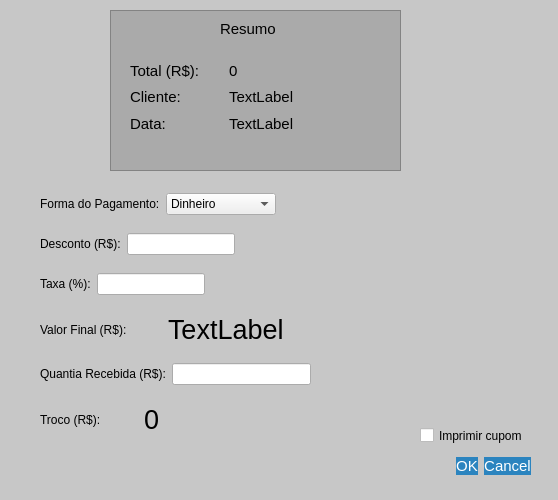
The window that pagamento.ui (GabR36/QEstoqueLoja) describes before a commit, drawn with Qt 5.
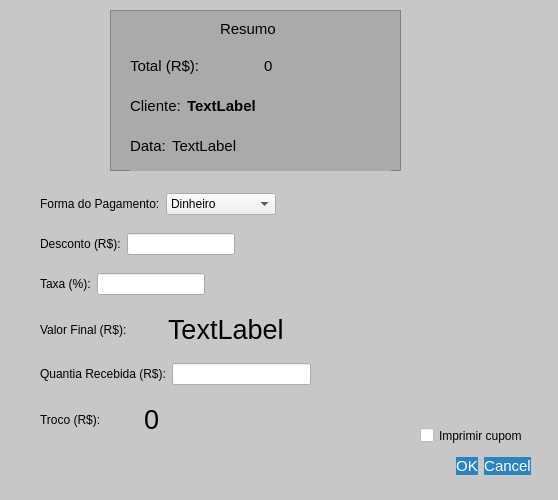
The same window after the commit.

Commit message: Arrumado problemas visuais interface que eu lembrokk

The edit to the form file:
```diff
--- a/pagamento.ui
+++ b/pagamento.ui
@@ -158,9 +158,9 @@
     <property name="geometry">
      <rect>
       <x>20</x>
-      <y>50</y>
-      <width>191</width>
-      <height>74</height>
+      <y>30</y>
+      <width>261</width>
+      <height>131</height>
      </rect>
     </property>
     <layout class="QVBoxLayout" name="verticalLayout_2">
@@ -186,6 +186,12 @@
       <layout class="QHBoxLayout" name="horizontalLayout_5">
        <item>
         <widget class="QLabel" name="label_6">
+         <property name="sizePolicy">
+          <sizepolicy hsizetype="Fixed" vsizetype="Preferred">
+           <horstretch>0</horstretch>
+           <verstretch>0</verstretch>
+          </sizepolicy>
+         </property>
          <property name="text">
           <string>Cliente:</string>
          </property>
@@ -193,6 +199,20 @@
        </item>
        <item>
         <widget class="QLabel" name="Lbl_ResumoCliente">
+         <property name="sizePolicy">
+          <sizepolicy hsizetype="Preferred" vsizetype="Fixed">
+           <horstretch>0</horstretch>
+           <verstretch>0</verstretch>
+          </sizepolicy>
+         </property>
+         <property name="font">
+          <font>
+           <family>Segoe UI</family>
+           <pointsize>-1</pointsize>
+           <italic>false</italic>
+           <bold>true</bold>
+          </font>
+         </property>
          <property name="text">
           <string>TextLabel</string>
          </property>
@@ -204,16 +224,40 @@
       <layout class="QHBoxLayout" name="horizontalLayout_6">
        <item>
         <widget class="QLabel" name="label_7">
+         <property name="sizePolicy">
+          <sizepolicy hsizetype="Fixed" vsizetype="Preferred">
+           <horstretch>0</horstretch>
+           <verstretch>0</verstretch>
+          </sizepolicy>
+         </property>
          <property name="text">
           <string>Data:</string>
          </property>
+         <property name="alignment">
+          <set>Qt::AlignLeading|Qt::AlignLeft|Qt::AlignVCenter</set>
+         </property>
         </widget>
        </item>
        <item>
         <widget class="QLabel" name="Lbl_ResumoData">
+         <property name="sizePolicy">
+          <sizepolicy hsizetype="Preferred" vsizetype="Preferred">
+           <horstretch>0</horstretch>
+           <verstretch>0</verstretch>
+          </sizepolicy>
+         </property>
+         <property name="minimumSize">
+          <size>
+           <width>0</width>
+           <height>10</height>
+          </size>
+         </property>
          <property name="text">
           <string>TextLabel</string>
          </property>
+         <property name="alignment">
+          <set>Qt::AlignLeading|Qt::AlignLeft|Qt::AlignVCenter</set>
+         </property>
         </widget>
        </item>
       </layout>
```
Left out of the diff: 2 changed lines with no effect on the pictures. The commit also changes 5 other files.
